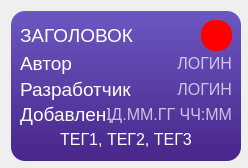
Old version of the form interfaces/bug_card.ui in the repository ArtShibaev/Bugtracker.
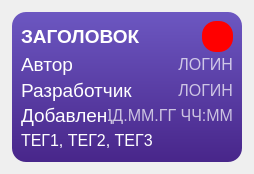
New version of the form.

Patch:
```diff
--- a/interfaces/bug_card.ui
+++ b/interfaces/bug_card.ui
@@ -6,26 +6,26 @@
    <rect>
     <x>0</x>
     <y>0</y>
-    <width>248</width>
-    <height>168</height>
+    <width>254</width>
+    <height>174</height>
    </rect>
   </property>
   <property name="sizePolicy">
-   <sizepolicy hsizetype="Fixed" vsizetype="Fixed">
+   <sizepolicy hsizetype="Expanding" vsizetype="Expanding">
     <horstretch>0</horstretch>
     <verstretch>0</verstretch>
    </sizepolicy>
   </property>
   <property name="minimumSize">
    <size>
-    <width>243</width>
+    <width>240</width>
     <height>160</height>
    </size>
   </property>
   <property name="maximumSize">
    <size>
-    <width>9999</width>
-    <height>99999</height>
+    <width>254</width>
+    <height>174</height>
    </size>
   </property>
   <property name="baseSize">
@@ -47,6 +47,18 @@
    <enum>QFrame::Raised</enum>
   </property>
   <layout class="QGridLayout" name="gridLayout_3">
+   <property name="leftMargin">
+    <number>0</number>
+   </property>
+   <property name="topMargin">
+    <number>0</number>
+   </property>
+   <property name="rightMargin">
+    <number>0</number>
+   </property>
+   <property name="bottomMargin">
+    <number>0</number>
+   </property>
    <item row="0" column="0">
     <widget class="QFrame" name="frame_4">
      <property name="minimumSize">
@@ -62,8 +74,10 @@
       </size>
      </property>
      <property name="styleSheet">
-      <string notr="true">background: qlineargradient(spread:repeat, x1:0.5, y1:0, x2:0.5, y2:1, stop:0 rgba(108, 87, 193, 255), stop:1 rgba(72, 38, 138, 255)) ;
+      <string notr="true">#frame_4 {
+background: qlineargradient(spread:repeat, x1:0.5, y1:0, x2:0.5, y2:1, stop:0 rgba(108, 87, 193, 255), stop:1 rgba(72, 38, 138, 255)) ;
 border-radius: 14px;
+}
 
 </string>
      </property>
@@ -91,8 +105,8 @@
               <property name="font">
                <font>
                 <pointsize>14</pointsize>
-                <weight>50</weight>
-                <bold>false</bold>
+                <weight>75</weight>
+                <bold>true</bold>
                </font>
               </property>
               <property name="styleSheet">
@@ -290,7 +304,7 @@
              <string>ТЕГ1, ТЕГ2, ТЕГ3</string>
             </property>
             <property name="alignment">
-             <set>Qt::AlignCenter</set>
+             <set>Qt::AlignLeading|Qt::AlignLeft|Qt::AlignVCenter</set>
             </property>
            </widget>
           </item>
```
Left out of the diff: 4 changed lines with no effect on the pictures.
